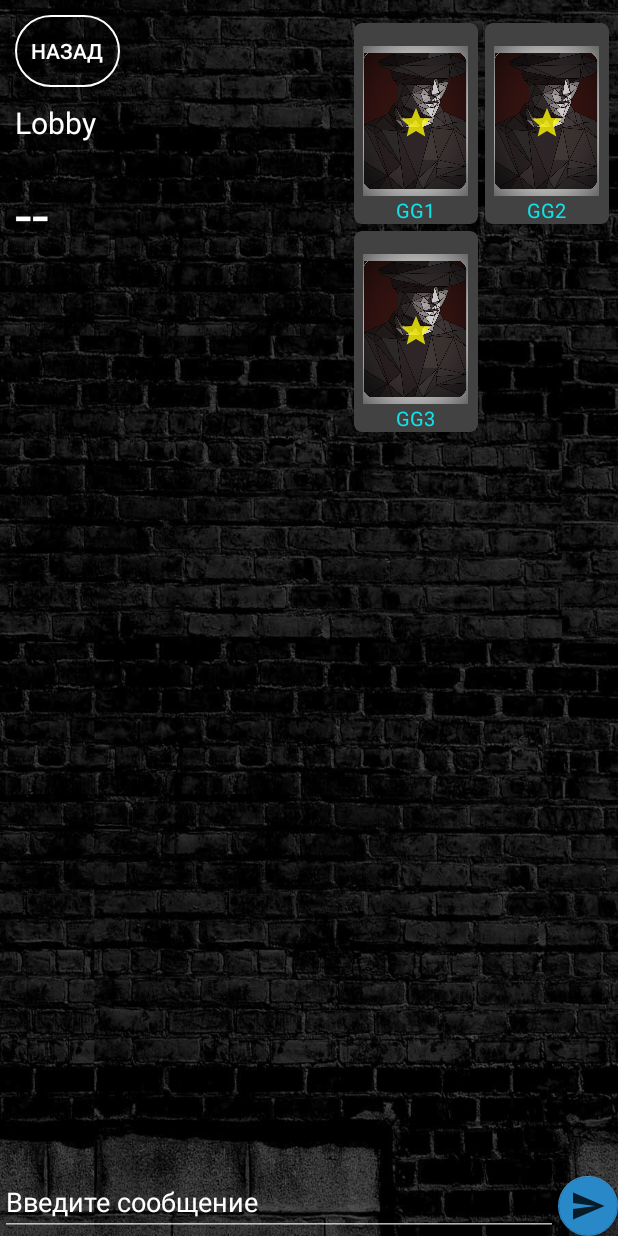
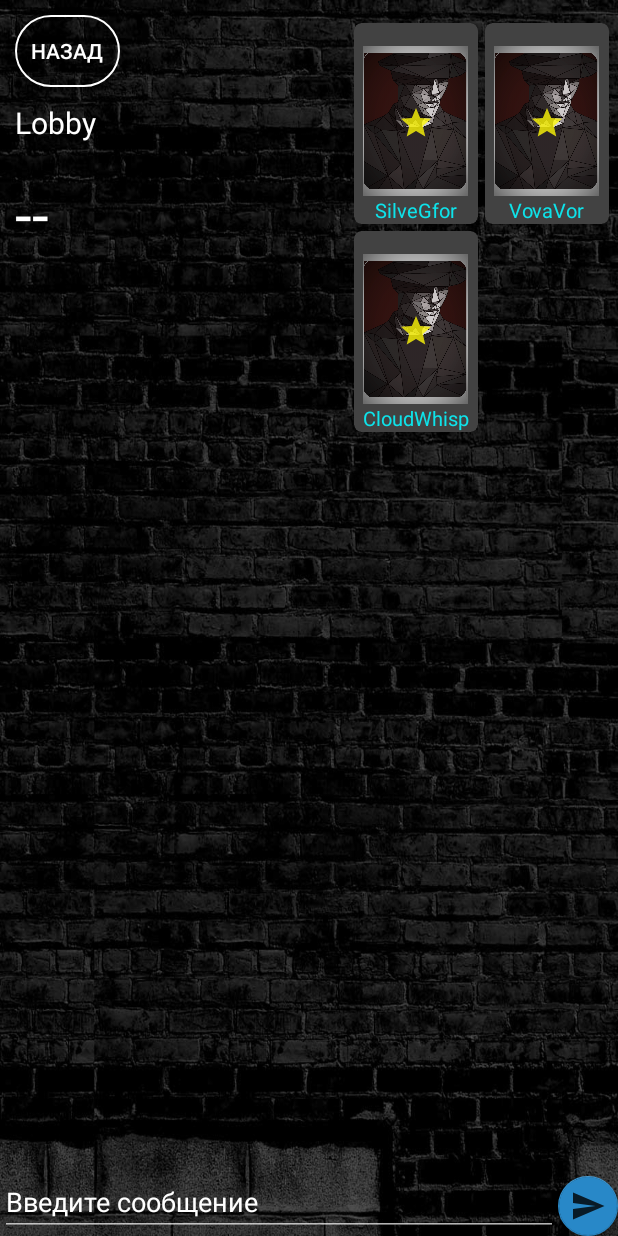
Before and after one commit to SilveGfor/Mafia_Go, an Android app: the fragment GameFragment shown on its own in the app's theme, on a phone screen of 412 x 824 dp. Run offline under Robolectric (Android 15) with nearby library versions, the phone set to English and light mode, and no system bars; libraries missing offline, so code that uses them is left out: io.socket.client, io.socket.emitter; 14 statements that could not run were skipped.

Commit message:
laptop 27.04

```diff
--- a/MafiaGo/app/src/main/java/com/example/mafiago/fragments/GameFragment.java
+++ b/MafiaGo/app/src/main/java/com/example/mafiago/fragments/GameFragment.java
@@ -9,6 +9,9 @@ import android.util.Log;
 import android.view.LayoutInflater;
 import android.view.View;
 import android.view.ViewGroup;
+import android.view.animation.Animation;
+import android.view.animation.AnimationUtils;
+import android.view.animation.BounceInterpolator;
 import android.widget.AdapterView;
 import android.widget.ArrayAdapter;
 import android.widget.Button;
@@ -41,7 +44,6 @@ import io.socket.client.IO;
 import io.socket.client.Socket;
 import io.socket.emitter.Emitter;
 import static  com.example.mafiago.MainActivity.socket;
-
 
 public class GameFragment extends Fragment {
     public ListView listView_chat;
@@ -112,9 +114,9 @@ public class GameFragment extends Fragment {
         socket.emit("get_in_room", json3);
         Log.d("kkk", "Socket_отправка - get_in_room"+ json3.toString());
 
-        list_users.add(new UserModel("GG1", R.drawable.citizen));
-        list_users.add(new UserModel("GG2", R.drawable.citizen));
-        list_users.add(new UserModel("GG3", R.drawable.citizen));
+        list_users.add(new UserModel("SilveGfor", R.drawable.citizen));
+        list_users.add(new UserModel("VovaVor", R.drawable.citizen));
+        list_users.add(new UserModel("CloudWhisp", R.drawable.citizen));
 
         StartAnimation("sheriff");
         //StopAnimation();
@@ -126,6 +128,15 @@ public class GameFragment extends Fragment {
 
 
         btnSend.setOnClickListener(v -> {
+
+            final Animation animation = AnimationUtils.loadAnimation(getContext(), R.anim.bounce);
+
+            // amplitude 0.2 and frequency 20
+            BounceInterpolator interpolator = new BounceInterpolator();
+            animation.setInterpolator(interpolator);
+
+            btnSend.startAnimation(animation);
+
             if (player.Can_write()) {
                 final JSONObject json2 = new JSONObject();
                 try {
@@ -628,6 +639,7 @@ public class GameFragment extends Fragment {
         }
     };
 
+    //принимает роль
     private Emitter.Listener onRole = new Emitter.Listener() {
         @Override
         public void call(final Object... args) {
--- /dev/null
+++ b/MafiaGo/app/src/main/res/anim/bounce.xml
@@ -0,0 +1,11 @@
+<?xml version="1.0" encoding="utf-8"?>
+<set xmlns:android="http://schemas.android.com/apk/res/android">
+    <scale
+        android:duration="2000"
+        android:fromXScale="1.5"
+        android:fromYScale="1.5"
+        android:pivotX="100%"
+        android:pivotY="100%"
+        android:toXScale="1.0"
+        android:toYScale="1.0" />
+</set>
```
Also changed, not shown: MafiaGo/app/src/main/java/com/example/mafiago/classes/BounceInterpolator.java (added, +16 -0 lines).
